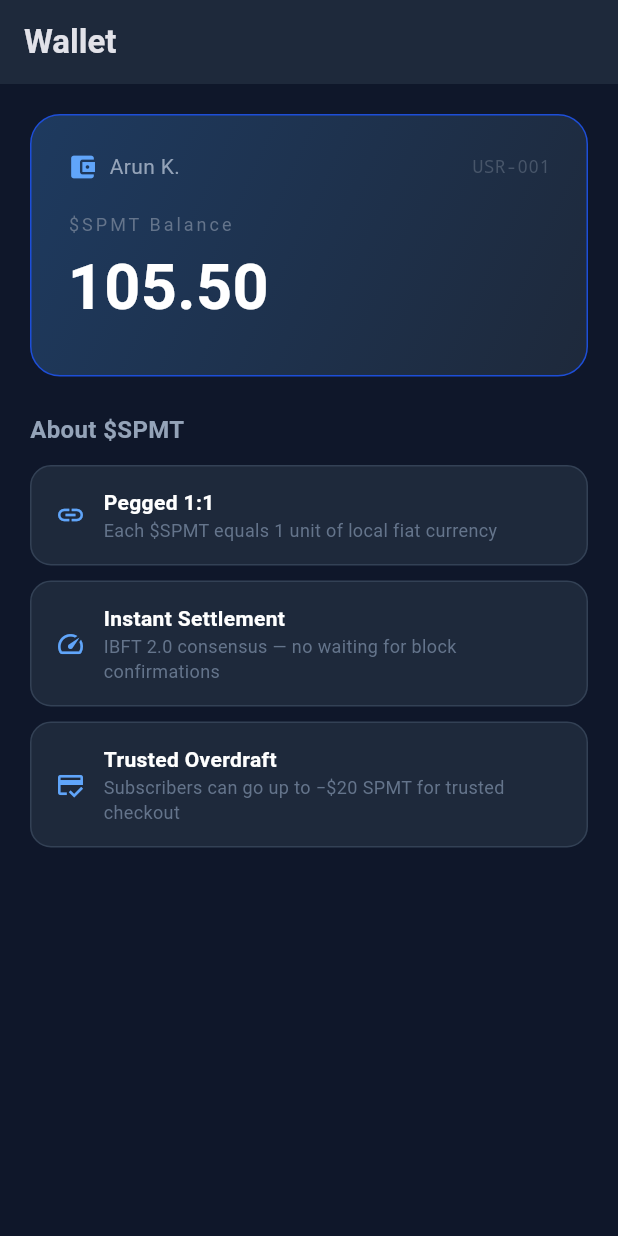
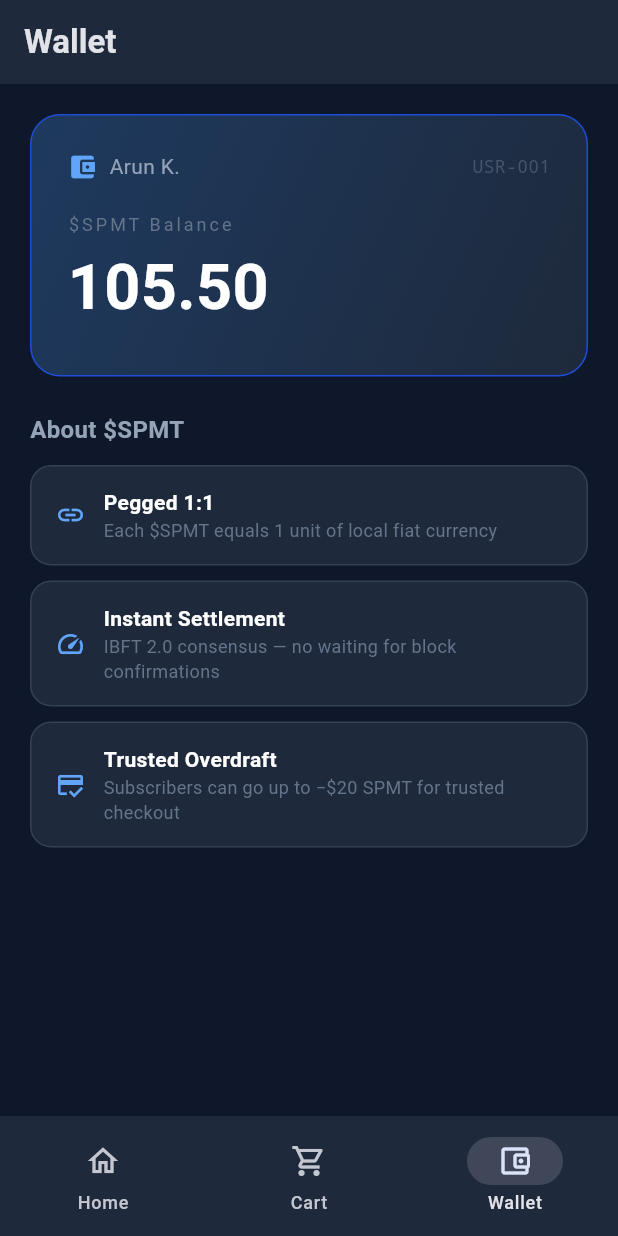
Before and after one commit to arun0786-co/automated-supermarket-ecosystem, a Flutter app: the WalletScreen screen opened by its route, on a phone screen of 412 x 824 dp. Run offline on Flutter 3.47's test engine with Material 3 defaults, Android fonts, the phone set to English and light mode, and no system bars; our stand-ins replace go_router; network calls fail.

Commit message:
wire bottom navigation to cart and wallet screens

```diff
--- a/stage-a-simulation/mobile-app/lib/main.dart
+++ b/stage-a-simulation/mobile-app/lib/main.dart
@@ -6,6 +6,7 @@ import 'state/wallet_state.dart';
 import 'screens/home_screen.dart';
 import 'screens/cart_screen.dart';
 import 'screens/wallet_screen.dart';
+import 'widgets/app_shell.dart';
 
 void main() {
   runApp(
@@ -21,9 +22,14 @@ void main() {
 
 final _router = GoRouter(
   routes: [
-    GoRoute(path: '/', builder: (_, __) => const HomeScreen()),
-    GoRoute(path: '/cart', builder: (_, __) => const CartScreen()),
-    GoRoute(path: '/wallet', builder: (_, __) => const WalletScreen()),
+    ShellRoute(
+      builder: (_, __, child) => AppShell(child: child),
+      routes: [
+        GoRoute(path: '/', builder: (_, __) => const HomeScreen()),
+        GoRoute(path: '/cart', builder: (_, __) => const CartScreen()),
+        GoRoute(path: '/wallet', builder: (_, __) => const WalletScreen()),
+      ],
+    ),
   ],
 );
 
--- a/stage-a-simulation/mobile-app/lib/screens/home_screen.dart
+++ b/stage-a-simulation/mobile-app/lib/screens/home_screen.dart
@@ -117,14 +117,6 @@ class HomeScreen extends StatelessWidget {
           ],
         ),
       ),
-      bottomNavigationBar: NavigationBar(
-        backgroundColor: const Color(0xFF1E293B),
-        destinations: const [
-          NavigationDestination(icon: Icon(Icons.home_outlined), label: 'Home'),
-          NavigationDestination(icon: Icon(Icons.shopping_cart_outlined), label: 'Cart'),
-          NavigationDestination(icon: Icon(Icons.account_balance_wallet_outlined), label: 'Wallet'),
-        ],
-      ),
     );
   }
 }
--- /dev/null
+++ b/stage-a-simulation/mobile-app/lib/widgets/app_shell.dart
@@ -0,0 +1,30 @@
+import 'package:flutter/material.dart';
+import 'package:go_router/go_router.dart';
+
+// bottom navigation shared by home, cart and wallet
+class AppShell extends StatelessWidget {
+  final Widget child;
+  const AppShell({super.key, required this.child});
+
+  static const _paths = ['/', '/cart', '/wallet'];
+
+  @override
+  Widget build(BuildContext context) {
+    final location = GoRouterState.of(context).uri.path;
+    final index = _paths.indexOf(location);
+
+    return Scaffold(
+      body: child,
+      bottomNavigationBar: NavigationBar(
+        backgroundColor: const Color(0xFF1E293B),
+        selectedIndex: index < 0 ? 0 : index,
+        onDestinationSelected: (i) => context.go(_paths[i]),
+        destinations: const [
+          NavigationDestination(icon: Icon(Icons.home_outlined), label: 'Home'),
+          NavigationDestination(icon: Icon(Icons.shopping_cart_outlined), label: 'Cart'),
+          NavigationDestination(icon: Icon(Icons.account_balance_wallet_outlined), label: 'Wallet'),
+        ],
+      ),
+    );
+  }
+}
```
